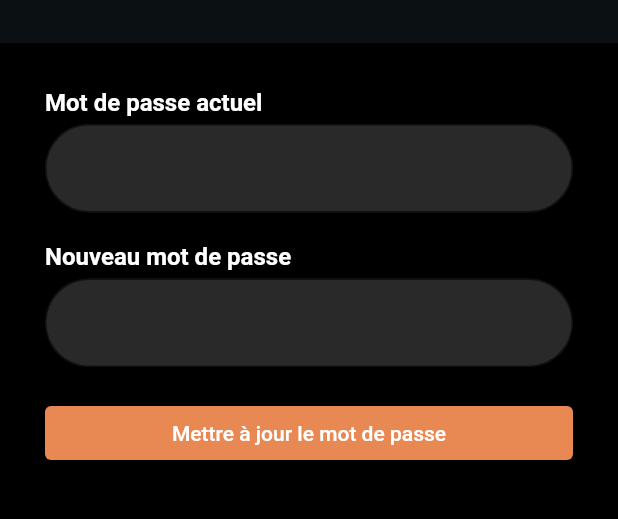
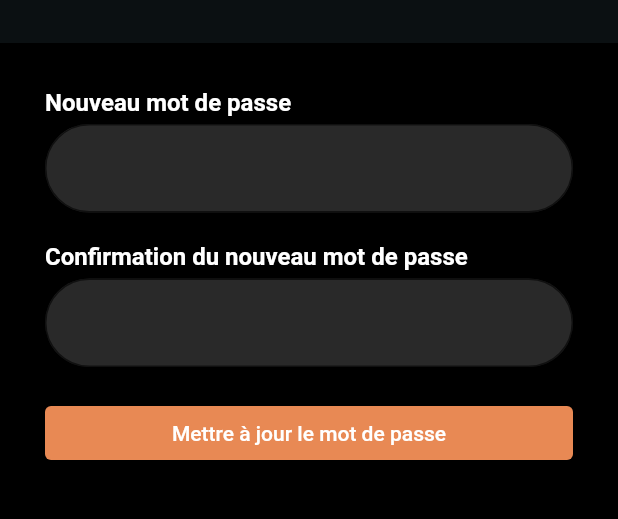
Before and after one commit to BriefShot/briefshot, a Flutter app: the SettingsScreen screen opened directly, after a tap on "Email", after a tap on "Mot de passe", on a phone screen of 412 x 824 dp, the part 83-602 px from its top. Run offline on Flutter 3.47's test engine with Material 2 defaults, Android fonts, the phone set to English and light mode, and no system bars; our stand-ins replace bloc, cloud_firestore, equatable, faker, firebase_auth, firebase_core and 7 more; missing offline and left inert: app_settings; accounts and stored records are empty; Roboto replaces fonts that are missing (DrukWideWeb); project files that could hold a hidden picture were left out.

Commit message:
feat(user) : password update part1

```diff
--- a/lib/widgets/UpdatePasswordForm.dart
+++ b/lib/widgets/UpdatePasswordForm.dart
@@ -1,6 +1,7 @@
 import 'package:briefshot/blocs/settings/settings_bloc.dart';
 import 'package:flutter/material.dart';
 import 'package:briefshot/blocs/updatePassword/update_password_bloc.dart';
+import 'package:briefshot/blocs/passwordDialog/password_dialog_bloc.dart';
 import 'package:flutter_bloc/flutter_bloc.dart';
 import 'package:form_validator/form_validator.dart';
 
@@ -15,6 +16,7 @@ class UpdatePasswordForm extends StatelessWidget {
       TextEditingController();
 
   final UpdatePasswordBloc updatePasswordBloc = UpdatePasswordBloc();
+  final PasswordDialogBloc passwordDialogBloc = PasswordDialogBloc();
 
   final _passwordValidator =
       ValidationBuilder(requiredMessage: "Le mot de passe est obligatoire")
@@ -29,6 +31,9 @@ class UpdatePasswordForm extends StatelessWidget {
         providers: [
           BlocProvider(
             create: (context) => updatePasswordBloc,
+          ),
+          BlocProvider(
+            create: (context) => passwordDialogBloc,
           ),
         ],
         child: MultiBlocListener(
@@ -59,13 +64,23 @@ class UpdatePasswordForm extends StatelessWidget {
                 }
               },
             ),
+            BlocListener<PasswordDialogBloc, PasswordDialogState>(
+              listener: (context, state) {
+                if (state is PasswordDialogValueOk) {
+                  updatePasswordBloc
+                      .add(UpdatePasswordEvent(_newPasswordController.text));
+                }
+              },
+            ),
           ],
-          child: Form(
+          child: BlocBuilder<UpdatePasswordBloc, UpdatePasswordState>(
+            builder: (context, state) {
+              return Form(
                 key: _updatePasswordFormKey,
                 child: Column(
                   crossAxisAlignment: CrossAxisAlignment.start,
                   children: [
-                const Text("Mot de passe actuel",
+                    const Text("Nouveau mot de passe",
                         style: TextStyle(
                           color: Colors.white,
                           fontSize: 16,
@@ -78,22 +93,22 @@ class UpdatePasswordForm extends StatelessWidget {
                       controller: _newPasswordController,
                       obscureText: true,
                       decoration: InputDecoration(
-                    fillColor: Color(0xFF292929),
+                        fillColor: const Color(0xFF292929),
                         filled: true,
                         border: OutlineInputBorder(
                             borderSide:
                                 const BorderSide(width: 3, color: Colors.white),
                             borderRadius: BorderRadius.circular(50.0)),
                       ),
-                  style: TextStyle(
+                      style: const TextStyle(
                         color: Colors.white,
                       ),
                       validator: _passwordValidator,
                     ),
-                SizedBox(
+                    const SizedBox(
                       height: 20,
                     ),
-                const Text("Nouveau mot de passe",
+                    const Text("Confirmation du nouveau mot de passe",
                         style: TextStyle(
                           color: Colors.white,
                           fontSize: 16,
@@ -106,14 +121,14 @@ class UpdatePasswordForm extends StatelessWidget {
                       controller: _confirmNewPasswordController,
                       obscureText: true,
                       decoration: InputDecoration(
-                    fillColor: Color(0xFF292929),
+                        fillColor: const Color(0xFF292929),
                         filled: true,
                         border: OutlineInputBorder(
                             borderSide:
                                 const BorderSide(width: 3, color: Colors.white),
                             borderRadius: BorderRadius.circular(50.0)),
                       ),
-                  style: TextStyle(
+                      style: const TextStyle(
                         color: Colors.white,
                       ),
                       validator: (value) {
@@ -123,7 +138,7 @@ class UpdatePasswordForm extends StatelessWidget {
                         return null;
                       },
                     ),
-                SizedBox(
+                    const SizedBox(
                       height: 20,
                     ),
                     ElevatedButton(
@@ -134,18 +149,18 @@ class UpdatePasswordForm extends StatelessWidget {
                         ),
                       ),
                       onPressed: () {
+                        print(_updatePasswordFormKey.currentState!.validate());
                         if (_updatePasswordFormKey.currentState!.validate()) {
-                      BlocProvider.of<UpdatePasswordBloc>(context).add(
-                        UpdatePasswordEvent(
-                          _newPasswordController.text,
-                        ),
-                      );
+                          BlocProvider.of<PasswordDialogBloc>(context)
+                              .add(const PasswordDialogAsked());
                         }
                       },
                       child: Text('Mettre à jour le mot de passe'),
                     ),
                   ],
                 ),
+              );
+            },
           ),
         ),
       ),
```
Lines whose indentation alone changed are shown as unchanged.
